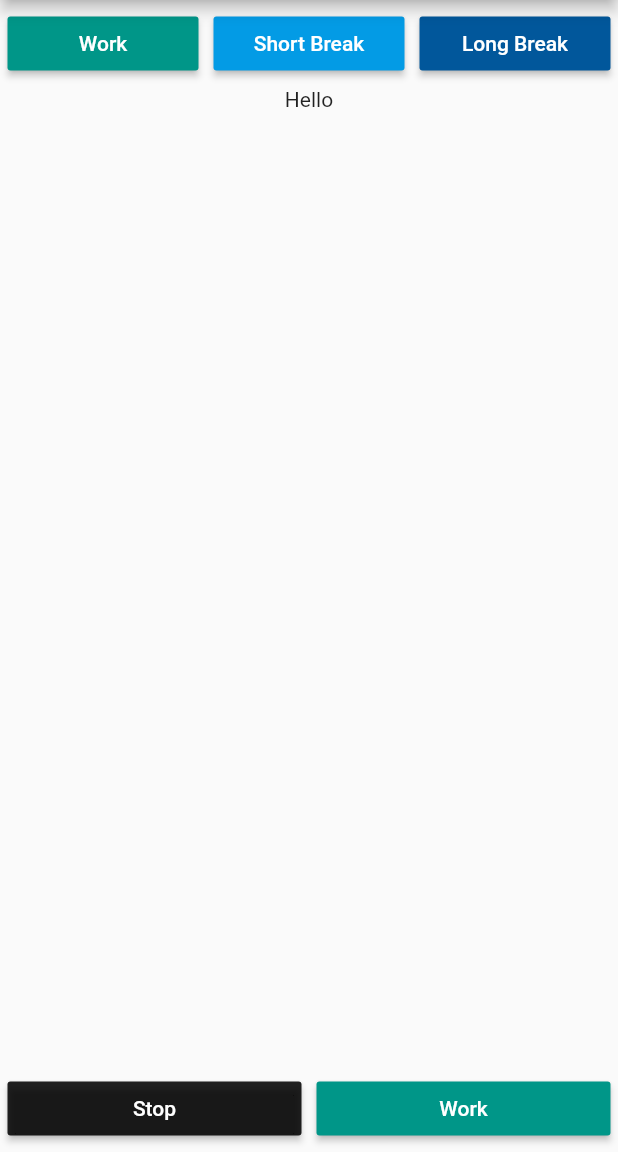
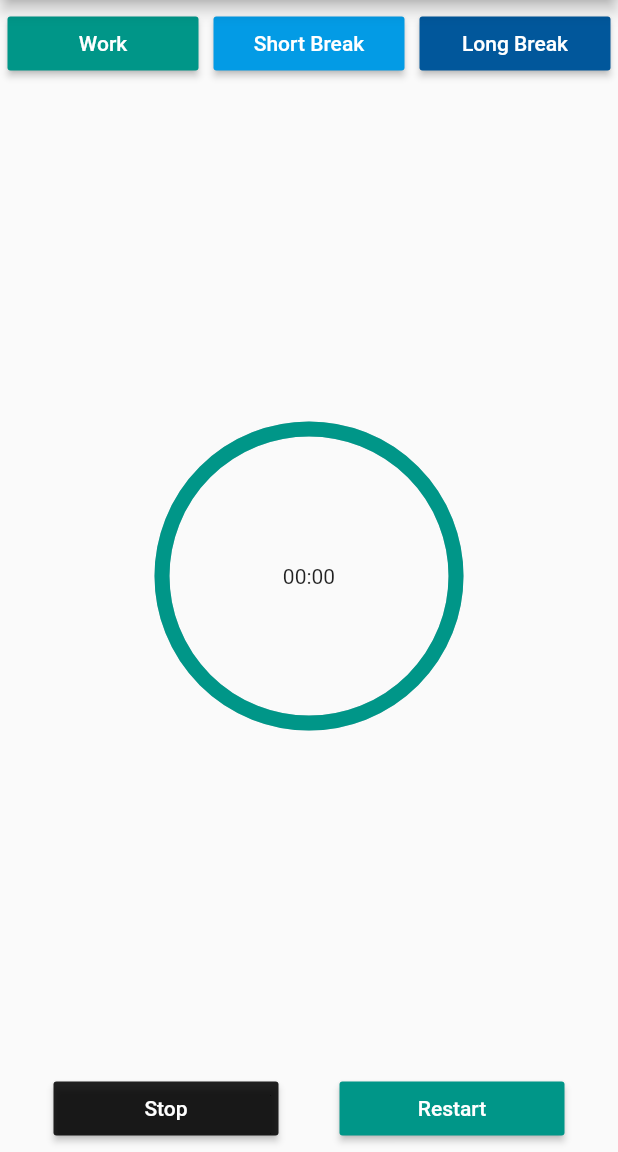
Before and after one commit to ankoor7/flutter-streams, a Flutter app: the screen it shows after launch, on a phone screen of 412 x 824 dp, the part 84-1236 px from its top. Run offline on Flutter 3.47's test engine with Material 2 defaults, Android fonts, the phone set to English and light mode, and no system bars; drawn by our look-alikes of percent_indicator.

Commit message:
pg. 104: timer page is working

```diff
--- a/lib/main.dart
+++ b/lib/main.dart
@@ -1,5 +1,11 @@
+import 'dart:async';
+import 'dart:math';
+
 import 'package:flutter/material.dart';
+import 'package:work_timer/timer.dart';
 import 'package:work_timer/widgets.dart';
+import 'package:percent_indicator/percent_indicator.dart';
+import 'package:work_timer/timerModel.dart';
 
 void main() {
   runApp(AppBuilder());
@@ -18,58 +24,90 @@ class AppBuilder extends StatelessWidget {
 }
 
 class AppScaffold extends StatelessWidget {
+  CountDownTimer countDownTimer = CountDownTimer();
+
   @override
   Widget build(BuildContext context) {
-    final Row presets = Row(children: [
-      Expanded(
-          child: ProductivityButton(
+    final Row presets = Row(
+      mainAxisAlignment: MainAxisAlignment.spaceEvenly,
+      children: [
+        ProductivityButton(
           color: Colors.teal,
           text: 'Work',
-        onPressed: noop,
+          onPressed: countDownTimer.startWork,
           size: 150,
-      )),
-      Expanded(
-          child: ProductivityButton(
+        ),
+        ProductivityButton(
           color: Colors.lightBlue[600],
           text: 'Short Break',
-        onPressed: noop,
+          onPressed: () => countDownTimer.startBreak(true),
           size: 150,
-      )),
-      Expanded(
-          child: ProductivityButton(
+        ),
+        ProductivityButton(
           color: Colors.lightBlue[900],
           text: 'Long Break',
-        onPressed: noop,
+          onPressed: () => countDownTimer.startBreak(false),
           size: 150,
-      )),
-    ]);
+        ),
+      ],
+    );
 
-    final Row actionButtons = Row(children: [
-      Expanded(
-          child: ProductivityButton(
+    final Row actionButtons = Row(
+      mainAxisAlignment: MainAxisAlignment.spaceEvenly,
+      children: [
+        ProductivityButton(
           color: Colors.black87,
           text: 'Stop',
-        onPressed: noop,
+          onPressed: countDownTimer.stopTimer,
           size: 150,
-      )),
-      Expanded(
-          child: ProductivityButton(
+        ),
+        ProductivityButton(
           color: Colors.teal,
-        text: 'Work',
-        onPressed: noop,
+          text: 'Restart',
+          onPressed: countDownTimer.startTimer,
           size: 150,
-      ))
-    ]);
+        )
+      ],
+    );
 
     return Scaffold(
       appBar: AppBar(
         title: const Text('My Work Timer'),
       ),
-      body: Column(children: [
+      body: LayoutBuilder(
+          builder: (BuildContext context, BoxConstraints viewportConstraints) {
+        return SingleChildScrollView(
+            child: ConstrainedBox(
+          constraints: BoxConstraints(
+            minHeight: viewportConstraints.maxHeight,
+          ),
+          child: IntrinsicHeight(
+            child: Column(children: [
               presets,
-        Expanded(child: Text('Hello')),
+              StreamBuilder<TimerModel>(
+                initialData: TimerModel('00:00', 1),
+                stream: countDownTimer.stream(),
+                builder:
+                    (BuildContext context, AsyncSnapshot<TimerModel> snapshot) {
+                  final TimerModel timer = snapshot.data ?? TimerModel('00:00', 1);
+                  return Expanded(
+                    child: CircularPercentIndicator(
+                      radius: min(viewportConstraints.maxWidth,
+                              viewportConstraints.maxHeight) /
+                          2,
+                      lineWidth: 10,
+                      percent: timer.percent,
+                      center: Text(timer.time),
+                      progressColor: Colors.teal,
+                    ),
+                  );
+                },
+              ),
               actionButtons,
             ]),
+          ),
+        ));
+      }),
     );
   }
 }
--- /dev/null
+++ b/lib/timer.dart
@@ -0,0 +1,56 @@
+import 'dart:async';
+
+import 'package:work_timer/timerModel.dart';
+
+class CountDownTimer {
+  double _percentRemaining = 1;
+  bool _isActive = true;
+  Timer timer;
+  Duration _time;
+  Duration _fulltime;
+  TimerModel currentTimeModel;
+  int work = 45;
+  int shortBreak = 5;
+  int longBreak = 20;
+
+  void startWork() {
+    _percentRemaining = 100;
+    _time = Duration(minutes: work, seconds: 0);
+    _fulltime = _time;
+    startTimer();
+  }
+
+  void startBreak(bool isShort) {
+    _percentRemaining = 100;
+    _time = Duration(minutes: isShort ? shortBreak : longBreak, seconds: 0);
+    _fulltime = _time;
+    startTimer();
+  }
+
+  void startTimer() {
+    if (_time.inSeconds > 0) {
+      _isActive = true;
+    }
+  }
+
+  void stopTimer() {
+    _isActive = false;
+  }
+
+  String formatRemainingTime() => "${_time.inMinutes}:${_time.inSeconds.remainder(60).toString().padLeft(2, '0')}";
+
+  Stream<TimerModel> stream() async* {
+    yield* Stream.periodic(const Duration(seconds: 1), (int a) {
+      if (_isActive) {
+        _time = _time - const Duration(seconds: 1);
+        _percentRemaining = _time.inSeconds / _fulltime.inSeconds;
+        if (_time.inSeconds <= 0) {
+          _isActive = false;
+        }
+        currentTimeModel = TimerModel(formatRemainingTime(), _percentRemaining);
+      }
+
+      return currentTimeModel;
+    });
+  }
+}
--- /dev/null
+++ b/lib/timerModel.dart
@@ -0,0 +1,6 @@
+class TimerModel {
+  TimerModel(this.time, this.percent);
+
+  String time;
+  double percent;
+}
--- a/lib/widgets.dart
+++ b/lib/widgets.dart
@@ -15,16 +15,19 @@ class ProductivityButton extends StatelessWidget {
 
   @override
   Widget build(BuildContext context) {
-    return Container(
+    return Flexible(
+        fit: FlexFit.loose,
+        child: Container(
         padding: const EdgeInsets.all(5),
         child: MaterialButton(
           child: Text(
             text,
             style: const TextStyle(color: Colors.white),
           ),
+
           onPressed: onPressed,
           color: color,
           minWidth: size,
-        ));
+        )));
   }
 }
--- a/pubspec.yaml
+++ b/pubspec.yaml
@@ -23,6 +23,7 @@ environment:
 dependencies:
   flutter:
     sdk: flutter
+  percent_indicator: "^2.1.7+2"
 
 
   # The following adds the Cupertino Icons font to your application.
```
Also changed, not shown: pubspec.lock. Lines whose indentation alone changed are shown as unchanged.
